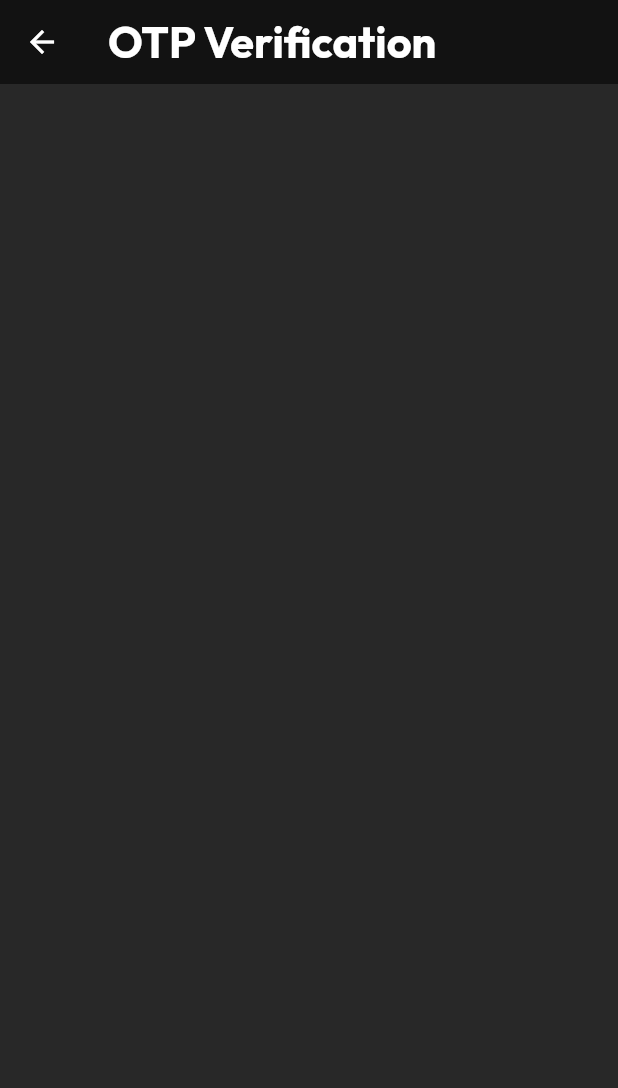
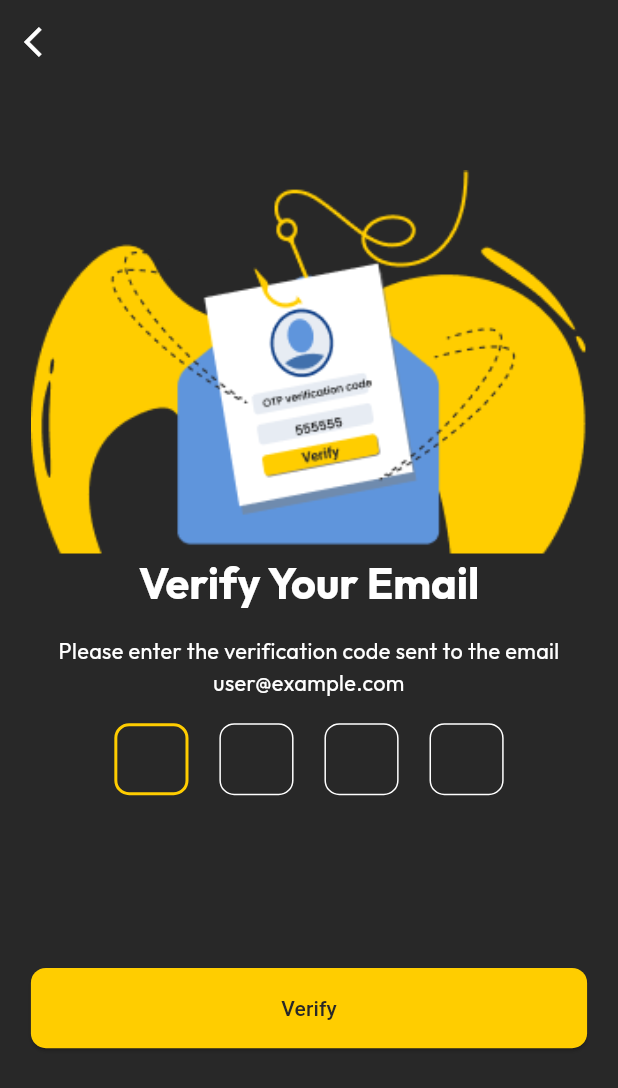
Before and after one commit to YaredMekonnen/Hawk-Market, a Flutter app: the OtpPage screen opened directly, on a phone screen of 412 x 824 dp. Shown: the top 1088 px of the screen. Run offline on Flutter 3.47's test engine with Material 3 defaults, Android fonts, the phone set to English and light mode, and no system bars; our stand-ins replace bloc, dots_indicator, go_router, google_fonts, responsive_sizer.

Commit message:
feat: add ui to otp page

```diff
--- a/hawk_app/lib/auth/pages/otp_page.dart
+++ b/hawk_app/lib/auth/pages/otp_page.dart
@@ -1,4 +1,6 @@
 import 'package:flutter/material.dart';
+import 'package:go_router/go_router.dart';
+import 'package:responsive_sizer/responsive_sizer.dart';
 
 class OtpPage extends StatefulWidget {
 
@@ -7,11 +9,133 @@ class OtpPage extends StatefulWidget {
 }
 
 class _OtpPageState extends State<OtpPage> {
+
+  TextEditingController ? contrller1;
+  TextEditingController ? contrller2;
+  TextEditingController ? contrller3;
+  TextEditingController ? contrller4;
+   @override
+  void initState() {
+   // TODO: implement initState
+    super.initState();
+    contrller1 = TextEditingController();
+    contrller2 = TextEditingController();
+    contrller3 = TextEditingController();
+    contrller4 = TextEditingController();
+  }
+
   @override
   Widget build(BuildContext context) {
     return Scaffold(
       appBar: AppBar(
-        title: Text('OTP Verification'),
+        backgroundColor: Colors.transparent,
+        surfaceTintColor: Colors.transparent,
+        leading: IconButton(
+          icon: Icon(Icons.arrow_back_ios),
+          onPressed: () {
+            GoRouter.of(context).go('/forgot-password');
+          },
+        ),
+      ),
+      body:SingleChildScrollView(
+        child: Container(
+          width: 100.w,
+          height: 85.h,
+          child: Column(
+            mainAxisAlignment: MainAxisAlignment.spaceAround,
+            crossAxisAlignment: CrossAxisAlignment.center,
+            children: [
+              Container(
+                width: 90.w,
+                child: Column(
+                  children: [
+                    Image(
+                      image: AssetImage('assets/verify.png'),
+                      width: 90.w,
+                      fit: BoxFit.contain,
+                    ),
+                    Text(
+                      'Verify Your Email',
+                      style: Theme.of(context).textTheme.titleLarge,
+                    ),
+                    SizedBox(height: 4.w,),
+                    Text(
+                      'Please enter the verification code sent to the email user@example.com',
+                      style: Theme.of(context).textTheme.bodyMedium,
+                      textAlign: TextAlign.center,
+                    ),
+                    SizedBox(height: 4.w,),
+                    Row(
+                      mainAxisAlignment: MainAxisAlignment.center,
+                      children: [
+                        _textFieldOTP(first: true, last: false, controllerr: contrller1),
+                        SizedBox(width: 5.w,),
+                        _textFieldOTP(first: false, last: false, controllerr: contrller2),
+                        SizedBox(width: 5.w,),
+                        _textFieldOTP(first: false, last: false, controllerr: contrller3),
+                        SizedBox(width: 5.w,),
+                        _textFieldOTP(first: false, last: true, controllerr: contrller4)
+                      ],
+                    ),
+                  ],
+                ),
+              ),
+
+              ElevatedButton(
+                onPressed: ()=>{
+                  GoRouter.of(context).go('/reset-password')
+                },
+                child: Text(
+                  'Verify',
+                  style: TextStyle(
+                    color: Theme.of(context).colorScheme.background
+                  ),
+                ),
+                style: ButtonStyle(
+                  minimumSize: MaterialStateProperty.resolveWith((states) => Size(90.w, 13.w)),
+                ),
+              ),
+            ]
+          ),
+        ),
+      ),
+    );
+  }
+
+  Widget _textFieldOTP({
+    bool ? first,
+    bool ? last,
+    TextEditingController ?controllerr
+  }) {
+    return
+    TextFormField(
+      controller: controllerr,
+      textAlign: TextAlign.center,
+      textAlignVertical: TextAlignVertical.top,
+      style: Theme.of(context).textTheme.bodyLarge,
+      autofocus: true,
+      onChanged: (value) {
+        if (value.length == 1 && last == false) {
+          FocusScope.of(context).nextFocus();
+        }
+        if (value.isEmpty && first == false) {
+          FocusScope.of(context).previousFocus();
+        }
+      },
+      showCursor: false,
+      readOnly: false,
+      keyboardType: TextInputType.number,
+      maxLength: 1,
+      decoration: InputDecoration(
+        contentPadding: EdgeInsets.only(top: 0),
+        constraints: BoxConstraints(
+          maxHeight: 12.w,
+          maxWidth: 12.w,
+        ),
+        counter: Offstage(),
+        border: OutlineInputBorder(
+          borderRadius: BorderRadius.circular(2.4.w)
+        ),
       ),
     );
   }
```
